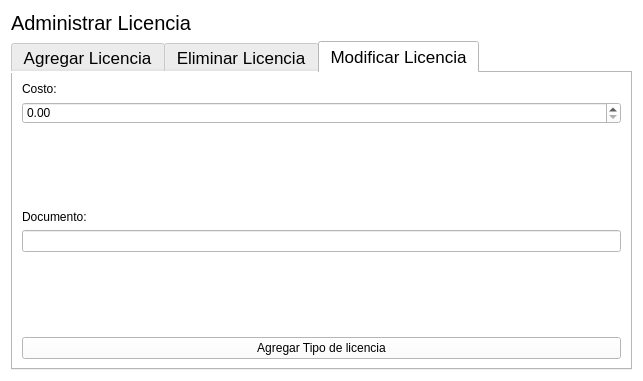
First picture: the form in Proyecto/adminlicencia.ui, repository carlosvelaquez/ProyectoTBDII, before the edit.
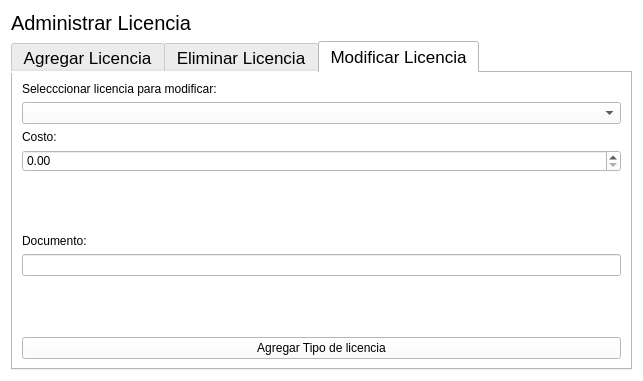
Second picture: the form after the edit. The open tabs and pages were chosen to show the change.

```diff
--- a/Proyecto/adminlicencia.ui
+++ b/Proyecto/adminlicencia.ui
@@ -141,6 +141,16 @@
        <string>Modificar Licencia</string>
       </attribute>
       <layout class="QVBoxLayout" name="verticalLayout_4">
+       <item>
+        <widget class="QLabel" name="label_3">
+         <property name="text">
+          <string>Selecccionar licencia para modificar:</string>
+         </property>
+        </widget>
+       </item>
+       <item>
+        <widget class="QComboBox" name="comboBoxSeleccionarModificarLicencia"/>
+       </item>
        <item>
         <widget class="QLabel" name="label_9">
          <property name="text">
```
Left out of the diff: 2 changed lines with no effect on the pictures.
